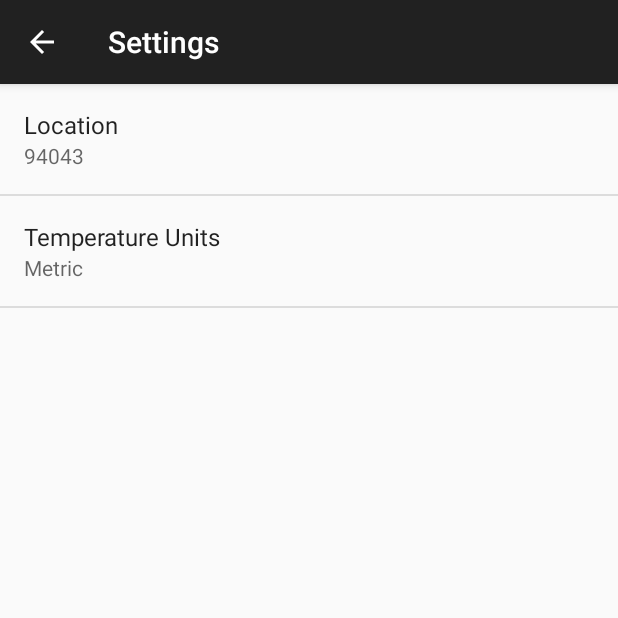
After one commit to diegomalone/Sunshine, an Android app: the SettingsActivity screen opened directly, with no data from a screen before it, on a phone screen of 412 x 824 dp, the top half of it. The commit adds this screen. Run offline under Robolectric (Android 15) with nearby library versions, the phone set to English and light mode, and no system bars.

Commit message:
SettingsActivity with location and unit preferences

```diff
--- a/app/build.gradle
+++ b/app/build.gradle
@@ -23,4 +23,5 @@ dependencies {
     compile fileTree(dir: 'libs', include: ['*.jar'])
     compile 'com.android.support:appcompat-v7:24.0.0'
     compile 'com.android.support:design:24.0.0-beta1'
+    compile 'com.android.support:support-v4:24.0.0-beta1'
 }
--- /dev/null
+++ b/app/src/main/java/com/example/android/sunshine/activity/AppCompatPreferenceActivity.java
@@ -0,0 +1,109 @@
+package com.example.android.sunshine.activity;
+
+import android.content.res.Configuration;
+import android.os.Bundle;
+import android.preference.PreferenceActivity;
+import android.support.annotation.LayoutRes;
+import android.support.annotation.Nullable;
+import android.support.v7.app.ActionBar;
+import android.support.v7.app.AppCompatDelegate;
+import android.support.v7.widget.Toolbar;
+import android.view.MenuInflater;
+import android.view.View;
+import android.view.ViewGroup;
+
+/**
+ * A {@link android.preference.PreferenceActivity} which implements and proxies the necessary calls
+ * to be used with AppCompat.
+ */
+public abstract class AppCompatPreferenceActivity extends PreferenceActivity {
+
+    private AppCompatDelegate mDelegate;
+
+    @Override
+    protected void onCreate(Bundle savedInstanceState) {
+        getDelegate().installViewFactory();
+        getDelegate().onCreate(savedInstanceState);
+        super.onCreate(savedInstanceState);
+    }
+
+    @Override
+    protected void onPostCreate(Bundle savedInstanceState) {
+        super.onPostCreate(savedInstanceState);
+        getDelegate().onPostCreate(savedInstanceState);
+    }
+
+    public ActionBar getSupportActionBar() {
+        return getDelegate().getSupportActionBar();
+    }
+
+    public void setSupportActionBar(@Nullable Toolbar toolbar) {
+        getDelegate().setSupportActionBar(toolbar);
+    }
+
+    @Override
+    public MenuInflater getMenuInflater() {
+        return getDelegate().getMenuInflater();
+    }
+
+    @Override
+    public void setContentView(@LayoutRes int layoutResID) {
+        getDelegate().setContentView(layoutResID);
+    }
+
+    @Override
+    public void setContentView(View view) {
+        getDelegate().setContentView(view);
+    }
+
+    @Override
+    public void setContentView(View view, ViewGroup.LayoutParams params) {
+        getDelegate().setContentView(view, params);
+    }
+
+    @Override
+    public void addContentView(View view, ViewGroup.LayoutParams params) {
+        getDelegate().addContentView(view, params);
+    }
+
+    @Override
+    protected void onPostResume() {
+        super.onPostResume();
+        getDelegate().onPostResume();
+    }
+
+    @Override
+    protected void onTitleChanged(CharSequence title, int color) {
+        super.onTitleChanged(title, color);
+        getDelegate().setTitle(title);
+    }
+
+    @Override
+    public void onConfigurationChanged(Configuration newConfig) {
+        super.onConfigurationChanged(newConfig);
+        getDelegate().onConfigurationChanged(newConfig);
+    }
+
+    @Override
+    protected void onStop() {
+        super.onStop();
+        getDelegate().onStop();
+    }
+
+    @Override
+    protected void onDestroy() {
+        super.onDestroy();
+        getDelegate().onDestroy();
+    }
+
+    public void invalidateOptionsMenu() {
+        getDelegate().invalidateOptionsMenu();
+    }
+
+    private AppCompatDelegate getDelegate() {
+        if (mDelegate == null) {
+            mDelegate = AppCompatDelegate.create(this, null);
+        }
+        return mDelegate;
+    }
+}
--- a/app/src/main/java/com/example/android/sunshine/activity/MainActivity.java
+++ b/app/src/main/java/com/example/android/sunshine/activity/MainActivity.java
@@ -1,5 +1,6 @@
 package com.example.android.sunshine.activity;
 
+import android.content.Intent;
 import android.support.v7.app.ActionBarActivity;
 import android.os.Bundle;
 import android.view.Menu;
@@ -38,6 +39,8 @@ public class MainActivity extends ActionBarActivity {
 
         //noinspection SimplifiableIfStatement
         if (id == R.id.action_settings) {
+            Intent intent = new Intent(MainActivity.this, SettingsActivity.class);
+            startActivity(intent);
             return true;
         }
 
--- /dev/null
+++ b/app/src/main/java/com/example/android/sunshine/activity/SettingsActivity.java
@@ -0,0 +1,111 @@
+package com.example.android.sunshine.activity;
+
+
+import android.os.Bundle;
+import android.preference.ListPreference;
+import android.preference.Preference;
+import android.preference.PreferenceActivity;
+import android.preference.PreferenceManager;
+import android.support.v4.app.NavUtils;
+import android.support.v7.app.ActionBar;
+import android.support.v7.widget.Toolbar;
+import android.view.MenuItem;
+
+import com.example.android.sunshine.app.R;
+
+/**
+ * A {@link PreferenceActivity} that presents a set of application settings. On
+ * handset devices, settings are presented as a single list. On tablets,
+ * settings are split by category, with category headers shown to the left of
+ * the list of settings.
+ * <p>
+ * See <a href="http://developer.android.com/design/patterns/settings.html">
+ * Android Design: Settings</a> for design guidelines and the <a
+ * href="http://developer.android.com/guide/topics/ui/settings.html">Settings
+ * API Guide</a> for more information on developing a Settings UI.
+ */
+public class SettingsActivity extends AppCompatPreferenceActivity {
+    /**
+     * A preference value change listener that updates the preference's summary
+     * to reflect its new value.
+     */
+    private static Preference.OnPreferenceChangeListener sBindPreferenceSummaryToValueListener = new Preference.OnPreferenceChangeListener() {
+        @Override
+        public boolean onPreferenceChange(Preference preference, Object value) {
+            String stringValue = value.toString();
+
+            if (preference instanceof ListPreference) {
+                // For list preferences, look up the correct display value in
+                // the preference's 'entries' list.
+                ListPreference listPreference = (ListPreference) preference;
+                int index = listPreference.findIndexOfValue(stringValue);
+
+                // Set the summary to reflect the new value.
+                preference.setSummary(
+                        index >= 0
+                                ? listPreference.getEntries()[index]
+                                : null);
+
+            } else {
+                // For all other preferences, set the summary to the value's
+                // simple string representation.
+                preference.setSummary(stringValue);
+            }
+            return true;
+        }
+    };
+
+    /**
+     * Binds a preference's summary to its value. More specifically, when the
+     * preference's value is changed, its summary (line of text below the
+     * preference title) is updated to reflect the value. The summary is also
+     * immediately updated upon calling this method. The exact display format is
+     * dependent on the type of preference.
+     *
+     * @see #sBindPreferenceSummaryToValueListener
+     */
+    private static void bindPreferenceSummaryToValue(Preference preference) {
+        // Set the listener to watch for value changes.
+        preference.setOnPreferenceChangeListener(sBindPreferenceSummaryToValueListener);
+
+        // Trigger the listener immediately with the preference's
+        // current value.
+        sBindPreferenceSummaryToValueListener.onPreferenceChange(preference,
+                PreferenceManager
+                        .getDefaultSharedPreferences(preference.getContext())
+                        .getString(preference.getKey(), ""));
+    }
+
+    @Override
+    protected void onCreate(Bundle savedInstanceState) {
+        super.onCreate(savedInstanceState);
+        setupActionBar();
+
+        addPreferencesFromResource(R.xml.pref_general);
+        bindPreferenceSummaryToValue(findPreference(getString(R.string.pref_location_key)));
+        bindPreferenceSummaryToValue(findPreference(getString(R.string.pref_units_key)));
+    }
+
+    /**
+     * Set up the {@link android.app.ActionBar}, if the API is available.
+     */
+    private void setupActionBar() {
+        ActionBar actionBar = getSupportActionBar();
+        if (actionBar != null) {
+            // Show the Up button in the action bar.
+            actionBar.setDisplayHomeAsUpEnabled(true);
+        }
+    }
+
+    @Override
+    public boolean onMenuItemSelected(int featureId, MenuItem item) {
+        int id = item.getItemId();
+        if (id == android.R.id.home) {
+            if (!super.onMenuItemSelected(featureId, item)) {
+                NavUtils.navigateUpFromSameTask(this);
+            }
+            return true;
+        }
+        return super.onMenuItemSelected(featureId, item);
+    }
+}
--- /dev/null
+++ b/app/src/main/res/values/arrays.xml
@@ -0,0 +1,13 @@
+<?xml version="1.0" encoding="utf-8"?>
+<resources>
+
+    <string-array name="pref_units_options">
+        <item>@string/pref_units_label_metric</item>
+        <item>@string/pref_units_label_imperial</item>
+    </string-array>
+
+    <string-array name="pref_units_values">
+        <item>@string/pref_units_metric</item>
+        <item>@string/pref_units_imperial</item>
+    </string-array>
+</resources>
--- a/app/src/main/res/values/strings.xml
+++ b/app/src/main/res/values/strings.xml
@@ -6,5 +6,38 @@
     <string name="action_settings">Settings</string>
     <string name="action_refresh">Refresh</string>
     <string name="title_activity_detail">Detail</string>
+    <string name="title_activity_settings">Settings</string>
+
+    <!-- Strings related to Settings -->
+
+    <!-- Label for the location preference [CHAR LIMIT=30] -->
+    <string name="pref_location_label">Location</string>
+
+    <!-- Key name for storing location in SharedPreferences [CHAR LIMIT=NONE] -->
+    <string name="pref_location_key" translatable="false">location</string>
+
+    <!-- Default postal code for location preference [CHAR LIMIT=NONE] -->
+    <string name="pref_location_default" translatable="false">94043</string>
+
+    <!-- Label for the temperature units preference [CHAR LIMIT=30] -->
+    <string name="pref_units_label">Temperature Units</string>
+
+    <!-- Label for metric option in temperature unit preference [CHAR LIMIT=25] -->
+    <string name="pref_units_label_metric">Metric</string>
+
+    <!-- Label for imperial option in temperature unit preference [CHAR LIMIT=25] -->
+    <string name="pref_units_label_imperial">Imperial</string>
+
+    <!-- Key name for temperature unit preference in SharedPreferences [CHAR LIMIT=NONE] -->
+    <string name="pref_units_key" translatable="false">units</string>
+
+    <!-- Value in SharedPreferences for metric temperature unit option [CHAR LIMIT=NONE] -->
+    <string name="pref_units_metric" translatable="false">metric</string>
+
+    <!-- Value in SharedPreferences for imperial temperature unit option [CHAR LIMIT=NONE] -->
+    <string name="pref_units_imperial" translatable="false">imperial</string>
+
+    <!-- Error strings -->
+    <string name="error_fetching_forecast">Error getting forecast info</string>
 
 </resources>
--- /dev/null
+++ b/app/src/main/res/xml/pref_general.xml
@@ -0,0 +1,20 @@
+<?xml version="1.0" encoding="utf-8"?>
+<PreferenceScreen xmlns:android="http://schemas.android.com/apk/res/android"
+    android:layout_width="match_parent"
+    android:layout_height="match_parent">
+
+    <EditTextPreference
+        android:defaultValue="@string/pref_location_default"
+        android:inputType="text"
+        android:key="@string/pref_location_key"
+        android:singleLine="true"
+        android:title="@string/pref_location_label" />
+
+    <ListPreference
+        android:defaultValue="@string/pref_units_metric"
+        android:entries="@array/pref_units_options"
+        android:entryValues="@array/pref_units_values"
+        android:key="@string/pref_units_key"
+        android:title="@string/pref_units_label" />
+
+</PreferenceScreen>
```
Also changed, not shown: app/src/main/AndroidManifest.xml (+8 -0 lines), app/src/main/java/com/example/android/sunshine/activity/DetailActivity.java (+26 -1 lines), app/src/main/java/com/example/android/sunshine/fragment/ForecastFragment.java (+45 -4 lines).
